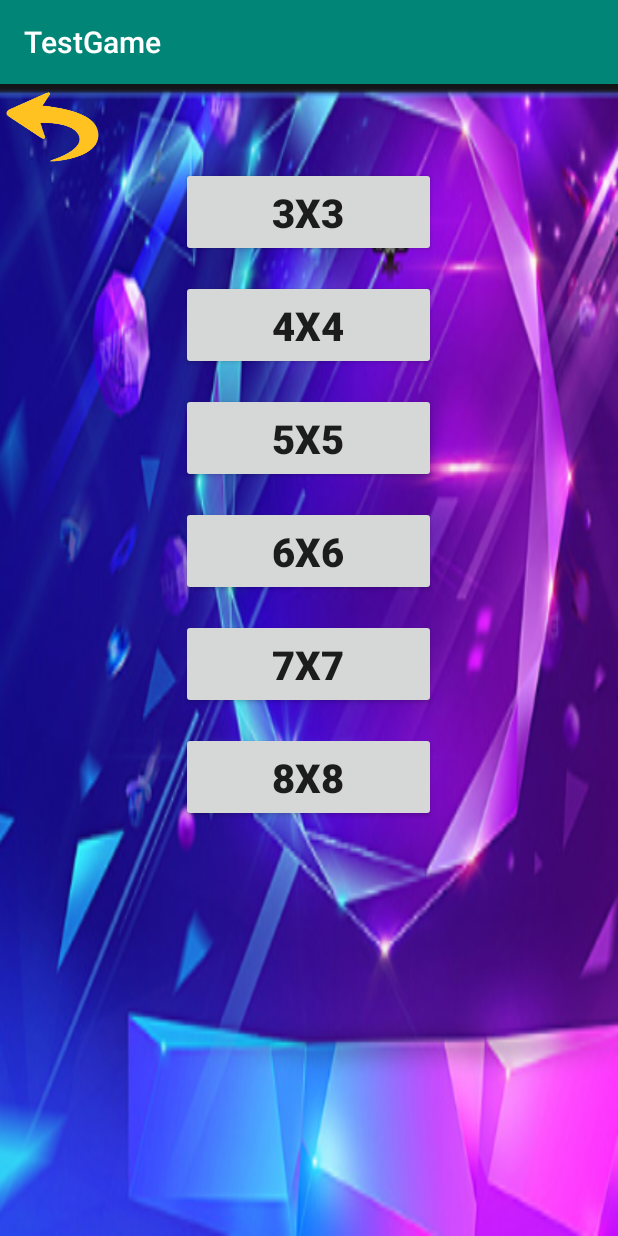
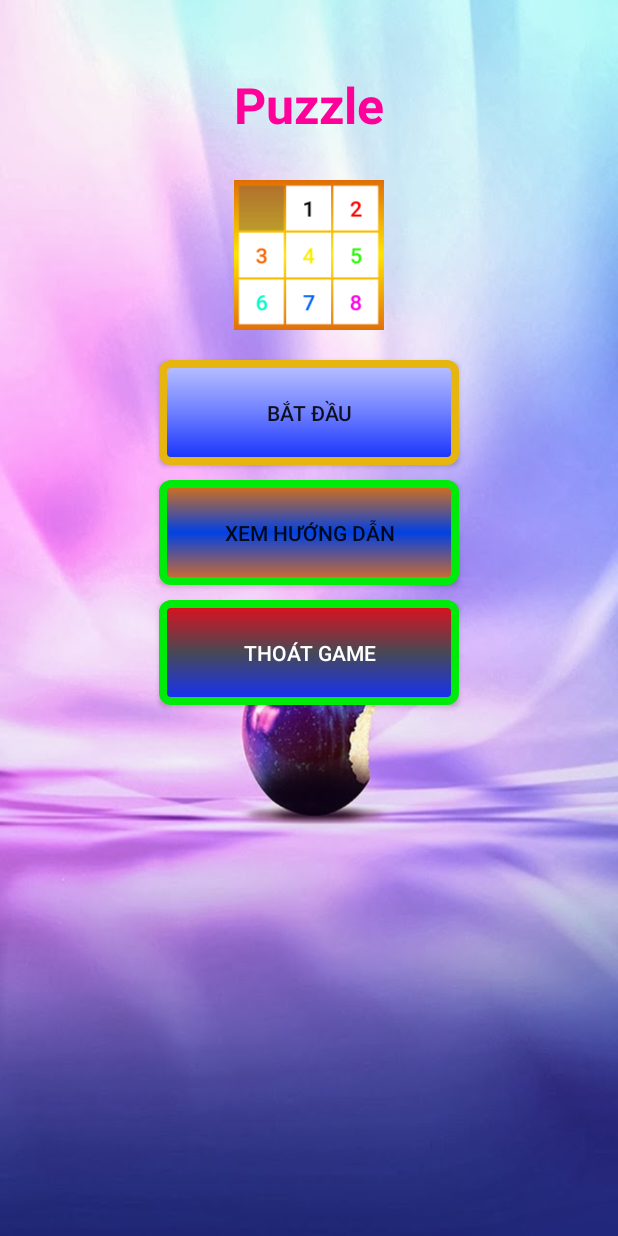
Before and after one commit to kobidy1102/TestGame, an Android app: the screen it shows after launch (choose_level before the commit, Display after it), on a phone screen of 412 x 824 dp. Run offline under Robolectric (Android 15) with nearby library versions, the phone set to English and light mode, and no system bars.

Commit message:
add code 17h 27/11/2019

```diff
--- /dev/null
+++ b/app/src/main/java/ef/com/testgame/Display.java
@@ -0,0 +1,71 @@
+package ef.com.testgame;
+
+
+import android.content.DialogInterface;
+import android.content.Intent;
+import android.os.Bundle;
+import android.view.View;
+import android.view.animation.Animation;
+import android.view.animation.AnimationUtils;
+import android.widget.Button;
+import android.widget.TextView;
+
+import androidx.appcompat.app.AlertDialog;
+import androidx.appcompat.app.AppCompatActivity;
+
+public class Display extends AppCompatActivity {
+    Button batdau1, video, btthoat;
+    Intent intent;
+    TextView textView;
+
+    @Override
+    protected void onCreate(Bundle savedInstanceState) {
+        super.onCreate(savedInstanceState);
+        setContentView(R.layout.activity_display);
+        batdau1 = (Button)findViewById(R.id.batdau);
+        btthoat = (Button)findViewById(R.id.close);
+        textView = (TextView)findViewById(R.id.tvpuzzle);
+        final Animation animation = AnimationUtils.loadAnimation(this, R.anim.roomin);
+        textView.startAnimation(animation);
+        video = (Button)findViewById(R.id.videoView);
+        batdau1.setOnClickListener(new View.OnClickListener() {
+            @Override
+            public void onClick(View v) {
+                intent = new Intent(Display.this, choose_level.class);
+                Display.this.startActivity(intent);
+            }
+        });
+        video.setOnClickListener(new View.OnClickListener() {
+            @Override
+            public void onClick(View v) {
+                intent = new Intent(Display.this, Openvideo.class);
+                Display.this.startActivity(intent);
+
+            }
+        });
+        btthoat.setOnClickListener(new View.OnClickListener() {
+            @Override
+            public void onClick(View v) {
+                AlertDialog.Builder builder = new AlertDialog.Builder(Display.this, android.R.style.Theme_DeviceDefault_Dialog);
+                builder.setTitle("Bạn có chắc muốn thoát khỏi game");
+                builder.setMessage("Hãy lựa chọn bên dưới để xác nhân");
+                builder.setIcon(android.R.drawable.ic_dialog_alert);
+                builder.setPositiveButton("Có", new DialogInterface.OnClickListener() {
+                    @Override
+                    public void onClick(DialogInterface dialog, int which) {
+                        finish();
+                        moveTaskToBack(true);
+
+                    }
+                });
+                builder.setNegativeButton("Không", new DialogInterface.OnClickListener() {
+                    @Override
+                    public void onClick(DialogInterface dialog, int which) {
+                    }
+                });
+                builder.show();
+            }
+        });
+
+    }
+}
--- /dev/null
+++ b/app/src/main/res/anim/roomin.xml
@@ -0,0 +1,18 @@
+<?xml version="1.0" encoding="utf-8"?> <set
+    xmlns:android="http://schemas.android.com/apk/res/android"
+    android:fillAfter="true" >
+
+
+
+    <scale xmlns:android="http://schemas.android.com/apk/res/android"
+        android:duration="1500"
+        android:fromXScale="1"
+        android:fromYScale="1"
+        android:pivotX="50%"
+        android:startOffset="300"
+        android:repeatCount = "infinite"
+        android:pivotY="50%"
+        android:toXScale="3"
+        android:toYScale="3" >
+    </scale>
+    </set>
--- a/app/src/main/res/layout/activity_choose_level.xml
+++ b/app/src/main/res/layout/activity_choose_level.xml
@@ -13,7 +13,7 @@
         android:layout_height="50dp"
         android:background="@drawable/imgback"/>
     <Button
-        android:id="@+id/baxba"
+        android:id="@+id/bt3x3"
         android:layout_width="170dp"
         android:layout_height="60dp"
         android:text="3x3"
@@ -21,7 +21,7 @@
         android:textStyle="bold"
         android:textSize="12pt"/>
     <Button
-        android:id="@+id/a4x4"
+        android:id="@+id/bt4x4"
         android:layout_width="170dp"
         android:layout_height="60dp"
         android:layout_marginTop="15dp"
--- /dev/null
+++ b/app/src/main/res/layout/activity_display.xml
@@ -0,0 +1,49 @@
+<?xml version="1.0" encoding="utf-8"?>
+<LinearLayout xmlns:android="http://schemas.android.com/apk/res/android"
+    android:layout_width="match_parent"
+    android:layout_height="match_parent"
+    android:orientation="vertical"
+    android:background="@drawable/nen">
+    <TextView
+        android:id="@+id/tvpuzzle"
+        android:layout_width="match_parent"
+        android:layout_height="100dp"
+        android:gravity="center"
+        android:layout_marginTop="20dp"
+        android:text="Puzzle"
+        android:textStyle="bold"
+        android:textSize="15pt"
+        android:textColor="#FF0099"/>
+
+    <TextView
+        android:layout_width="100dp"
+        android:layout_height="100dp"
+        android:layout_gravity="center"
+        android:background="@drawable/pulzzz"/>
+    <Button
+        android:layout_marginTop="20dp"
+        android:id="@+id/batdau"
+        android:layout_width="200dp"
+        android:layout_height="70dp"
+        android:layout_gravity="center"
+        android:background="@drawable/button"
+        android:text="Bắt đầu" />
+    <Button
+        android:id="@+id/videoView"
+        android:layout_width="200dp"
+        android:layout_height="70dp"
+        android:layout_gravity="center"
+        android:background="@drawable/bt2"
+        android:layout_marginTop="10dp"
+        android:text="Xem hướng dẫn" />
+    <Button
+        android:id="@+id/close"
+        android:layout_width="200dp"
+        android:layout_height="70dp"
+        android:layout_marginTop="10dp"
+        android:layout_gravity="center"
+        android:background="@drawable/bt3"
+        android:textColor="#fff"
+        android:text="Thoát game" />
+
+</LinearLayout>
--- a/app/src/main/res/values/colors.xml
+++ b/app/src/main/res/values/colors.xml
@@ -3,5 +3,7 @@
     <color name="colorPrimary">#008577</color>
     <color name="colorPrimaryDark">#00574B</color>
     <color name="colorAccent">#D81B60</color>
-    <color name="blue_light">#51C0F3</color>
+    <color name="Do">#FF034B</color>
+    <color name="Vang">#E7B50F</color>
+    <color name="XANH">#0221EC</color>
 </resources>
--- a/app/src/main/res/values/styles.xml
+++ b/app/src/main/res/values/styles.xml
@@ -7,5 +7,11 @@
         <item name="colorPrimaryDark">@color/colorPrimaryDark</item>
         <item name="colorAccent">@color/colorAccent</item>
     </style>
+    <style name="AppThemeNoActionBar" parent="Theme.AppCompat.Light.NoActionBar">
+        <!-- Customize your theme here. -->
+        <item name="colorPrimary">@color/colorPrimary</item>
+        <item name="colorPrimaryDark">@color/colorPrimaryDark</item>
+        <item name="colorAccent">@color/colorAccent</item>
+    </style>
 
 </resources>
```
Also changed, not shown: app/src/main/AndroidManifest.xml (+8 -9 lines), app/src/main/java/ef/com/testgame/MainActivity.java (+57 -4 lines), app/src/main/java/ef/com/testgame/Openvideo.java (added, +119 -0 lines), app/src/main/java/ef/com/testgame/choose_level.java (+48 -4 lines), app/src/main/res/drawable/back_home.xml (added, +9 -0 lines), app/src/main/res/layout/activity_main.xml (+52 -5 lines), app/src/main/res/layout/activity_openvideo.xml (added, +42 -0 lines).
